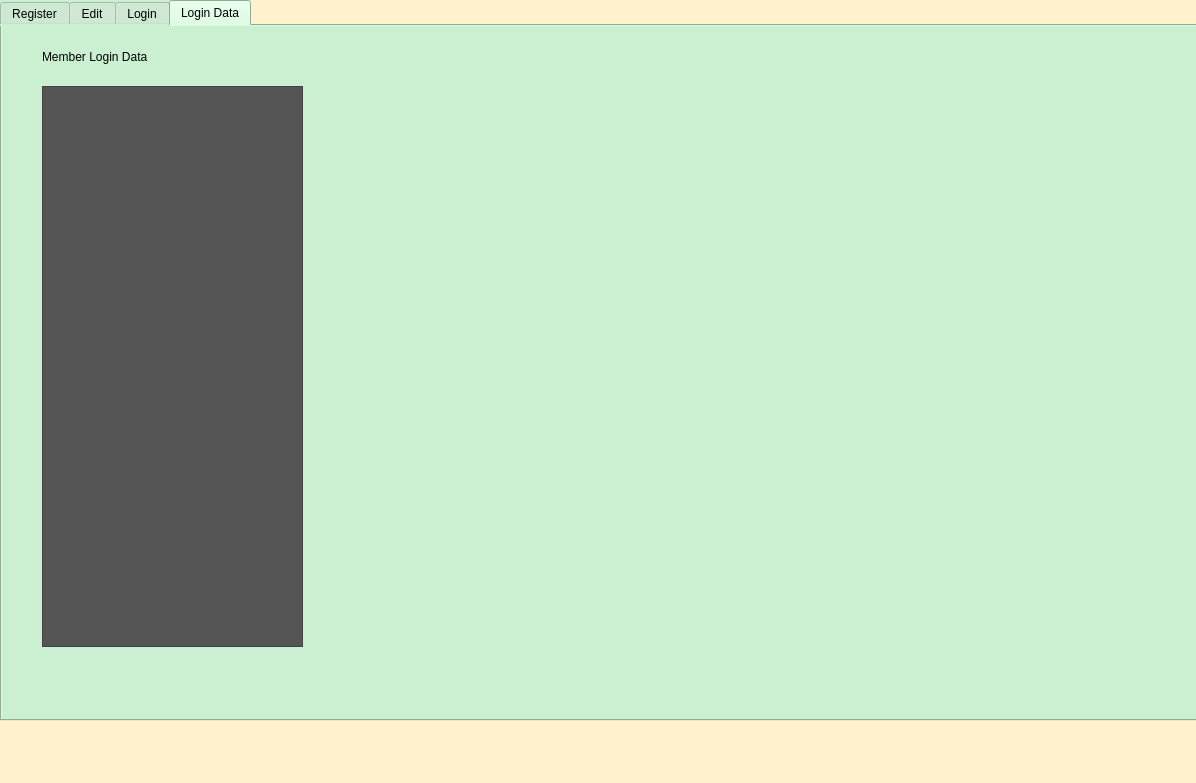
Above: gym.ui from francisganapin/Gym-System-7-13-2024 before the change. Below: the same form after it.
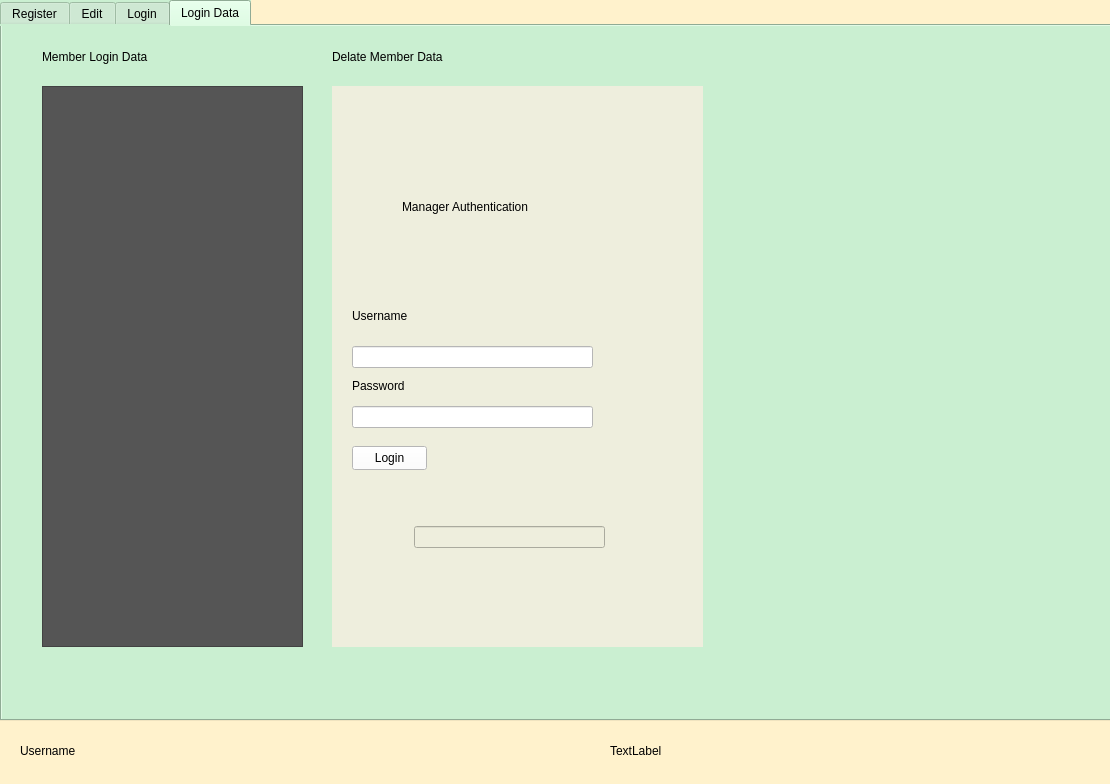
That is the form after the change. The open tabs and pages were chosen to show the change.

Diff of the .ui file:
```diff
--- a/gym.ui
+++ b/gym.ui
@@ -6,8 +6,8 @@
    <rect>
     <x>0</x>
     <y>0</y>
-    <width>1196</width>
-    <height>783</height>
+    <width>1110</width>
+    <height>784</height>
    </rect>
   </property>
   <property name="windowTitle">
@@ -670,8 +670,257 @@
        <string>Member Login Data</string>
       </property>
      </widget>
+     <widget class="QStackedWidget" name="stackedWidget">
+      <property name="geometry">
+       <rect>
+        <x>330</x>
+        <y>60</y>
+        <width>371</width>
+        <height>561</height>
+       </rect>
+      </property>
+      <property name="styleSheet">
+       <string notr="true">background-color:#eeeedd</string>
+      </property>
+      <property name="currentIndex">
+       <number>1</number>
+      </property>
+      <widget class="QWidget" name="page">
+       <widget class="QLineEdit" name="password_input_2">
+        <property name="geometry">
+         <rect>
+          <x>20</x>
+          <y>320</y>
+          <width>241</width>
+          <height>22</height>
+         </rect>
+        </property>
+        <property name="styleSheet">
+         <string notr="true">background-color:#ffffff;</string>
+        </property>
+       </widget>
+       <widget class="QLineEdit" name="username_input_2">
+        <property name="geometry">
+         <rect>
+          <x>20</x>
+          <y>260</y>
+          <width>241</width>
+          <height>22</height>
+         </rect>
+        </property>
+        <property name="styleSheet">
+         <string notr="true">background-color:#ffffff;</string>
+        </property>
+       </widget>
+       <widget class="QLabel" name="label_19">
+        <property name="geometry">
+         <rect>
+          <x>20</x>
+          <y>220</y>
+          <width>151</width>
+          <height>20</height>
+         </rect>
+        </property>
+        <property name="text">
+         <string>Username</string>
+        </property>
+       </widget>
+       <widget class="QLabel" name="label_20">
+        <property name="geometry">
+         <rect>
+          <x>20</x>
+          <y>290</y>
+          <width>151</width>
+          <height>20</height>
+         </rect>
+        </property>
+        <property name="text">
+         <string>Password</string>
+        </property>
+       </widget>
+       <widget class="QPushButton" name="login_button_2">
+        <property name="geometry">
+         <rect>
+          <x>20</x>
+          <y>360</y>
+          <width>75</width>
+          <height>24</height>
+         </rect>
+        </property>
+        <property name="styleSheet">
+         <string notr="true">background-color:#ffffff;</string>
+        </property>
+        <property name="text">
+         <string>Login</string>
+        </property>
+       </widget>
+       <widget class="QLabel" name="label_21">
+        <property name="geometry">
+         <rect>
+          <x>70</x>
+          <y>110</y>
+          <width>201</width>
+          <height>21</height>
+         </rect>
+        </property>
+        <property name="styleSheet">
+         <string notr="true">font: 900 italic 12pt &quot;Segoe UI&quot;;</string>
+        </property>
+        <property name="text">
+         <string>Manager Authentication</string>
+        </property>
+       </widget>
+       <widget class="QLineEdit" name="invalid_label_2_manger">
+        <property name="geometry">
+         <rect>
+          <x>82</x>
+          <y>440</y>
+          <width>191</width>
+          <height>22</height>
+         </rect>
+        </property>
+       </widget>
+      </widget>
+      <widget class="QWidget" name="page_2">
+       <widget class="QTableView" name="tableView_4">
+        <property name="geometry">
+         <rect>
+          <x>20</x>
+          <y>20</y>
+          <width>331</width>
+          <height>221</height>
+         </rect>
+        </property>
+        <property name="styleSheet">
+         <string notr="true">background-color:#555555;</string>
+        </property>
+       </widget>
+       <widget class="QLineEdit" name="name_search_manger_input">
+        <property name="geometry">
+         <rect>
+          <x>200</x>
+          <y>290</y>
+          <width>131</width>
+          <height>22</height>
+         </rect>
+        </property>
+        <property name="styleSheet">
+         <string notr="true">background-color:#eeeedd</string>
+        </property>
+       </widget>
+       <widget class="QPushButton" name="search_bt_manager">
+        <property name="geometry">
+         <rect>
+          <x>20</x>
+          <y>330</y>
+          <width>331</width>
+          <height>41</height>
+         </rect>
+        </property>
+        <property name="styleSheet">
+         <string notr="true">background-color:#eeeedd</string>
+        </property>
+        <property name="text">
+         <string>Search</string>
+        </property>
+       </widget>
+       <widget class="QLineEdit" name="id_search_manager_input">
+        <property name="geometry">
+         <rect>
+          <x>20</x>
+          <y>290</y>
+          <width>151</width>
+          <height>22</height>
+         </rect>
+        </property>
+        <property name="styleSheet">
+         <string notr="true">background-color:#eeeedd</string>
+        </property>
+       </widget>
+       <widget class="QLabel" name="label_18">
+        <property name="geometry">
+         <rect>
+          <x>20</x>
+          <y>260</y>
+          <width>49</width>
+          <height>16</height>
+         </rect>
+        </property>
+        <property name="styleSheet">
+         <string notr="true">font: 900 italic 12pt &quot;Segoe UI&quot;;</string>
+        </property>
+        <property name="text">
+         <string>ID</string>
+        </property>
+       </widget>
+       <widget class="QLabel" name="label_17">
+        <property name="geometry">
+         <rect>
+          <x>200</x>
+          <y>260</y>
+          <width>49</width>
+          <height>16</height>
+         </rect>
+        </property>
+        <property name="styleSheet">
+         <string notr="true">font: 900 italic 12pt &quot;Segoe UI&quot;;</string>
+        </property>
+        <property name="text">
+         <string>Name</string>
+        </property>
+       </widget>
+      </widget>
+     </widget>
+     <widget class="QLabel" name="label_16">
+      <property name="geometry">
+       <rect>
+        <x>330</x>
+        <y>20</y>
+        <width>201</width>
+        <height>21</height>
+       </rect>
+      </property>
+      <property name="styleSheet">
+       <string notr="true">font: 900 italic 12pt &quot;Segoe UI&quot;;</string>
+      </property>
+      <property name="text">
+       <string>Delate Member Data</string>
+      </property>
+     </widget>
     </widget>
    </widget>
+   <widget class="QLabel" name="date_label">
+    <property name="geometry">
+     <rect>
+      <x>610</x>
+      <y>730</y>
+      <width>471</width>
+      <height>41</height>
+     </rect>
+    </property>
+    <property name="styleSheet">
+     <string notr="true">font: 900 italic 20pt &quot;Segoe UI&quot;;</string>
+    </property>
+    <property name="text">
+     <string>TextLabel</string>
+    </property>
+   </widget>
+   <widget class="QLabel" name="username_label">
+    <property name="geometry">
+     <rect>
+      <x>20</x>
+      <y>730</y>
+      <width>321</width>
+      <height>41</height>
+     </rect>
+    </property>
+    <property name="styleSheet">
+     <string notr="true">font: 900 italic 20pt &quot;Segoe UI&quot;;</string>
+    </property>
+    <property name="text">
+     <string>Username</string>
+    </property>
+   </widget>
   </widget>
  </widget>
  <resources/>
```
Left out of the diff: 39 changed lines with no effect on the pictures.
